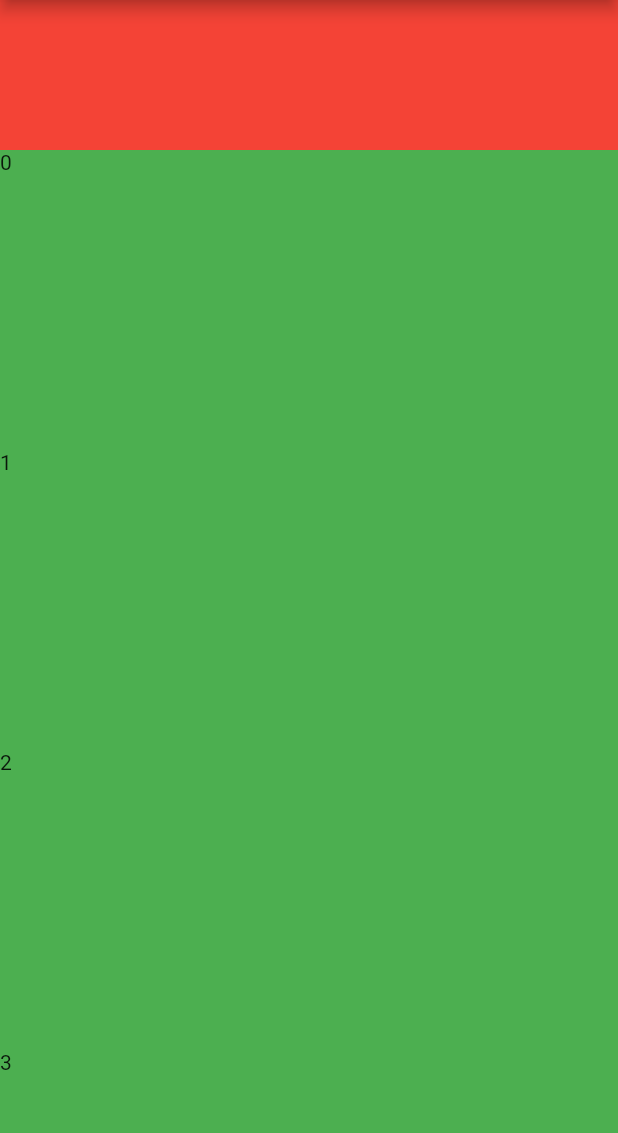
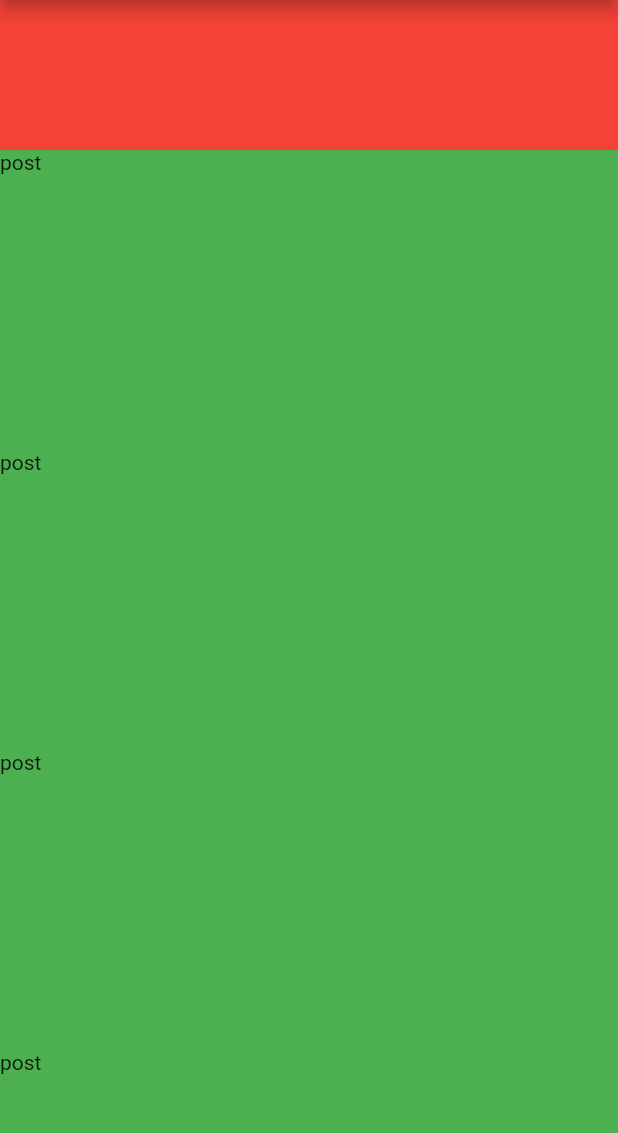
Before and after one commit to santa112358/instagram_mock, a Flutter app: the screen it shows after launch, on a phone screen of 412 x 824 dp, the part 84-1217 px from its top. Run offline on Flutter 3.47's test engine with Material 2 defaults, Android fonts, the phone set to English and light mode, and no system bars.

Commit message:
split posy item and story item

```diff
--- /dev/null
+++ b/lib/home_page/posts/post_item.dart
@@ -0,0 +1,13 @@
+import 'package:flutter/material.dart';
+
+class PostItem extends StatelessWidget {
+  @override
+  Widget build(BuildContext context) {
+    return Container(
+      height: 200,
+      width: 300,
+      color: Colors.green,
+      child: Text("post"),
+    );
+  }
+}
--- /dev/null
+++ b/lib/home_page/stories/story_item.dart
@@ -0,0 +1,12 @@
+import 'package:flutter/material.dart';
+
+class StoryItem extends StatelessWidget {
+  @override
+  Widget build(BuildContext context) {
+    return Container(
+      height: 30,
+      width: 40,
+      color: Colors.red,
+    );
+  }
+}
```
Also changed, not shown: lib/home_page/posts/posts.dart (+2 -6 lines), lib/home_page/stories/stories.dart (+2 -5 lines).
